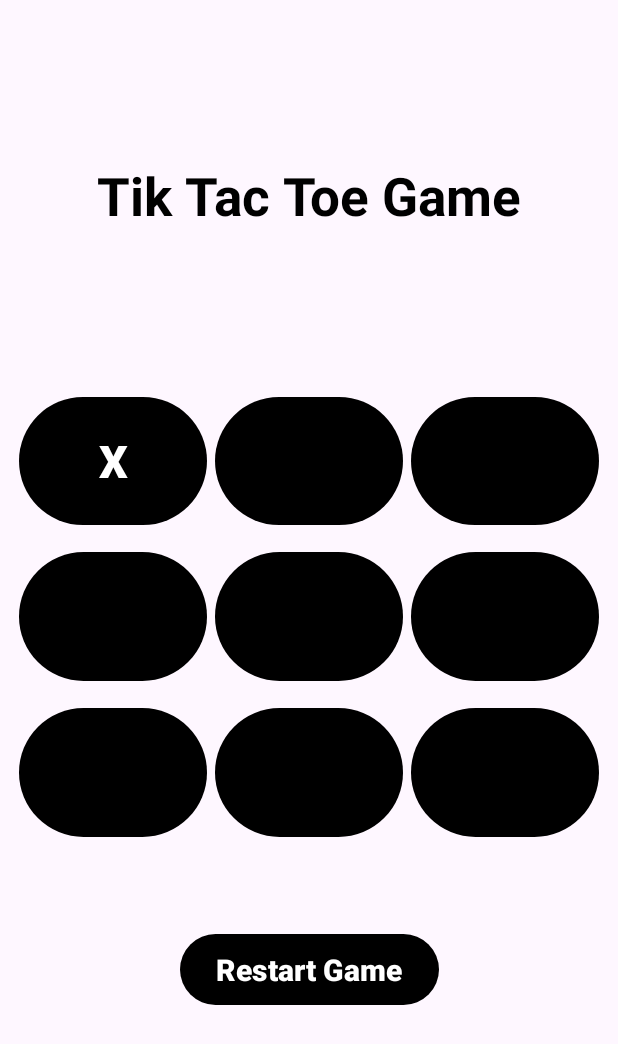
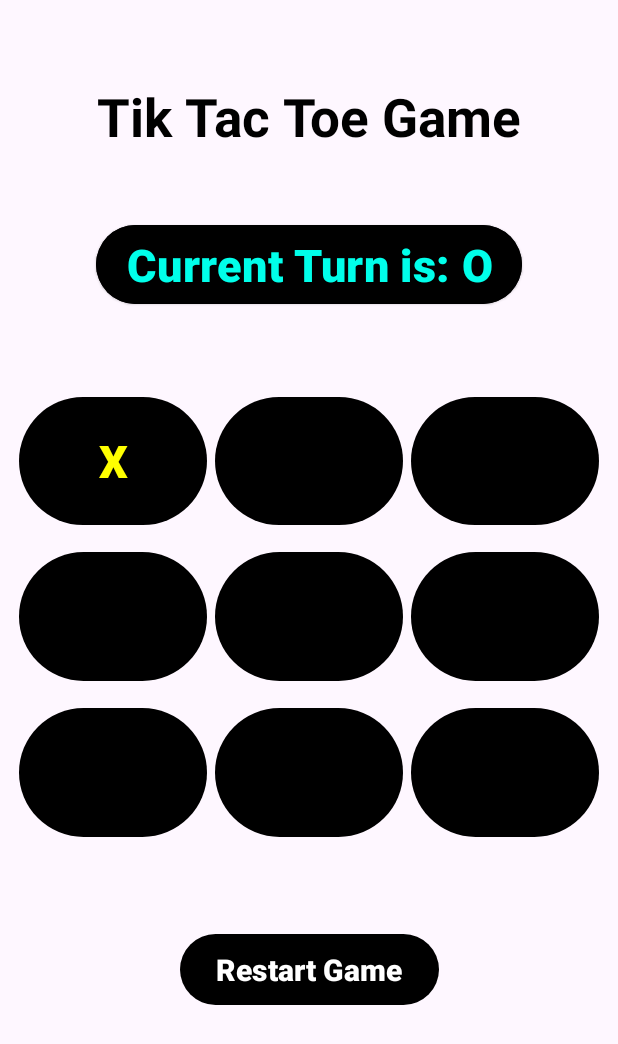
Before and after one commit to JubayerAhamadTayef/Tik_Tac_Toe_Game_Java, an Android app: the screen it shows after launch (MainActivity), after a tap on an icon or button, on a phone screen of 412 x 824 dp. Shown: the top 1044 px of the screen. Run offline under Robolectric (Android 15) with nearby library versions, the phone set to English and light mode, and no system bars.

Commit message:
Update project as I need!

```diff
--- a/app/src/main/java/com/jubayer_ahamad_tayef/tik_tac_toe_game/MainActivity.java
+++ b/app/src/main/java/com/jubayer_ahamad_tayef/tik_tac_toe_game/MainActivity.java
@@ -10,7 +10,7 @@ import androidx.appcompat.app.AppCompatActivity;
 
 public class MainActivity extends AppCompatActivity {
 
-    Button btn1, btn2, btn3, btn4, btn5, btn6, btn7, btn8, btn9, restartBtn;
+    Button btn1, btn2, btn3, btn4, btn5, btn6, btn7, btn8, btn9, restartBtn, currentTurn;
     String btn1txt, btn2txt, btn3txt, btn4txt, btn5txt, btn6txt, btn7txt, btn8txt, btn9txt;
     TextView result;
     byte count = 0;
@@ -22,6 +22,8 @@ public class MainActivity extends AppCompatActivity {
         setContentView(R.layout.activity_main);
 
         init();
+
+        currentTurn();
 
         restartBtn.setOnClickListener(view -> {
             restartGame();
@@ -45,6 +47,8 @@ public class MainActivity extends AppCompatActivity {
 
         result = findViewById(R.id.result);
 
+        currentTurn = findViewById(R.id.currentTurn);
+
     }
 
     @SuppressLint("SetTextI18n")
@@ -58,10 +62,14 @@ public class MainActivity extends AppCompatActivity {
 
             if (state == 0) {
                 currentBtn.setText(R.string.x);
+                currentBtn.setTextColor(getResources().getColor(R.color.yellow));
                 state = 1;
+                currentTurn();
             } else {
                 currentBtn.setText(R.string.o);
+                currentBtn.setTextColor(getResources().getColor(R.color.blue));
                 state = 0;
+                currentTurn();
             }
 
             if (count > 4) {
@@ -84,6 +92,10 @@ public class MainActivity extends AppCompatActivity {
                     winningColor(btn2);
                     winningColor(btn3);
 
+                    currentTurnColor(R.string.game_over, R.color.red);
+
+                    btnClickable(false);
+
                 } else if (btn4txt.equals(btn5txt) && btn5txt.equals(btn6txt) && !btn4txt.isEmpty()) {
 
                     result.setText(getString(R.string.winner_is) + btn4txt);
@@ -91,6 +103,10 @@ public class MainActivity extends AppCompatActivity {
                     winningColor(btn4);
                     winningColor(btn5);
                     winningColor(btn6);
+
+                    currentTurnColor(R.string.game_over, R.color.red);
+
+                    btnClickable(false);
 
                 } else if (btn7txt.equals(btn8txt) && btn8txt.equals(btn9txt) && !btn7txt.isEmpty()) {
 
@@ -100,6 +116,10 @@ public class MainActivity extends AppCompatActivity {
                     winningColor(btn8);
                     winningColor(btn9);
 
+                    currentTurnColor(R.string.game_over, R.color.red);
+
+                    btnClickable(false);
+
                 } else if (btn1txt.equals(btn4txt) && btn4txt.equals(btn7txt) && !btn1txt.isEmpty()) {
 
                     result.setText(getString(R.string.winner_is) + btn1txt);
@@ -107,6 +127,10 @@ public class MainActivity extends AppCompatActivity {
                     winningColor(btn1);
                     winningColor(btn4);
                     winningColor(btn7);
+
+                    currentTurnColor(R.string.game_over, R.color.red);
+
+                    btnClickable(false);
 
                 } else if (btn2txt.equals(btn5txt) && btn5txt.equals(btn8txt) && !btn2txt.isEmpty()) {
 
@@ -116,6 +140,10 @@ public class MainActivity extends AppCompatActivity {
                     winningColor(btn5);
                     winningColor(btn8);
 
+                    currentTurnColor(R.string.game_over, R.color.red);
+
+                    btnClickable(false);
+
                 } else if (btn3txt.equals(btn6txt) && btn6txt.equals(btn9txt) && !btn3txt.isEmpty()) {
 
                     result.setText(getString(R.string.winner_is) + btn3txt);
@@ -123,6 +151,10 @@ public class MainActivity extends AppCompatActivity {
                     winningColor(btn3);
                     winningColor(btn6);
                     winningColor(btn9);
+
+                    currentTurnColor(R.string.game_over, R.color.red);
+
+                    btnClickable(false);
 
                 } else if (btn1txt.equals(btn5txt) && btn5txt.equals(btn9txt) && !btn1txt.isEmpty()) {
 
@@ -132,6 +164,10 @@ public class MainActivity extends AppCompatActivity {
                     winningColor(btn5);
                     winningColor(btn9);
 
+                    currentTurnColor(R.string.game_over, R.color.red);
+
+                    btnClickable(false);
+
                 } else if (btn3txt.equals(btn5txt) && btn5txt.equals(btn7txt) && !btn3txt.isEmpty()) {
 
                     result.setText(getString(R.string.winner_is) + btn3txt);
@@ -140,9 +176,15 @@ public class MainActivity extends AppCompatActivity {
                     winningColor(btn5);
                     winningColor(btn7);
 
+                    currentTurnColor(R.string.game_over, R.color.red);
+
+                    btnClickable(false);
+
                 } else if (!btn1txt.isEmpty() && !btn2txt.isEmpty() && !btn3txt.isEmpty() && !btn4txt.isEmpty() && !btn5txt.isEmpty() && !btn6txt.isEmpty() && !btn7txt.isEmpty() && !btn8txt.isEmpty() && !btn9txt.isEmpty()) {
 
-                    result.setText(R.string.game_over_match_is_drawn);
+                    result.setText(R.string.match_is_drawn);
+
+                    currentTurnColor(R.string.game_over, R.color.red);
 
                 }
 
@@ -178,6 +220,37 @@ public class MainActivity extends AppCompatActivity {
         state = 0;
 
         count = 0;
+
+        btnClickable(true);
+
+        currentTurn();
+    }
+
+    private void currentTurn() {
+        if (state == 0) {
+            currentTurn.setText(getString(R.string.current_turn_is_x));
+            currentTurn.setTextColor(getResources().getColor(R.color.yellow));
+        } else if (state == 1) {
+            currentTurn.setText(getString(R.string.current_turn_is_o));
+            currentTurn.setTextColor(getResources().getColor(R.color.blue));
+        }
+    }
+
+    private void btnClickable(boolean bool) {
+        btn1.setClickable(bool);
+        btn2.setClickable(bool);
+        btn3.setClickable(bool);
+        btn4.setClickable(bool);
+        btn5.setClickable(bool);
+        btn6.setClickable(bool);
+        btn7.setClickable(bool);
+        btn8.setClickable(bool);
+        btn9.setClickable(bool);
+    }
+
+    private void currentTurnColor(int string, int color) {
+        currentTurn.setText(getString(string));
+        currentTurn.setTextColor(getResources().getColor(color));
     }
 
     private void normalColor(Button btn) {
--- a/app/src/main/res/layout/activity_main.xml
+++ b/app/src/main/res/layout/activity_main.xml
@@ -11,16 +11,43 @@
     android:padding="10dp"
     tools:context=".MainActivity">
 
-    <TextView
+    <androidx.constraintlayout.widget.ConstraintLayout
         android:layout_width="match_parent"
         android:layout_height="0dp"
-        android:layout_weight="1.5"
-        android:gravity="center"
-        android:text="@string/app_name"
-        android:textAlignment="center"
-        android:textColor="@color/black"
-        android:textSize="35sp"
-        android:textStyle="bold" />
+        android:layout_weight="1.5">
+
+        <TextView
+            android:id="@+id/appName"
+            android:layout_width="wrap_content"
+            android:layout_height="wrap_content"
+            android:text="@string/app_name"
+            android:textAlignment="center"
+            android:textColor="@color/black"
+            android:textSize="35sp"
+            android:textStyle="bold"
+            app:layout_constraintBottom_toTopOf="@id/currentTurn"
+            app:layout_constraintEnd_toEndOf="parent"
+            app:layout_constraintStart_toStartOf="parent"
+            app:layout_constraintTop_toTopOf="parent" />
+
+
+        <Button
+            android:id="@+id/currentTurn"
+            style="@style/Widget.Material3.Button.ElevatedButton"
+            android:layout_width="wrap_content"
+            android:layout_height="wrap_content"
+            android:backgroundTint="@color/black"
+            android:gravity="center"
+            android:paddingHorizontal="20dp"
+            android:textAlignment="center"
+            android:textSize="30sp"
+            android:textStyle="bold"
+            app:layout_constraintBottom_toBottomOf="parent"
+            app:layout_constraintEnd_toEndOf="parent"
+            app:layout_constraintStart_toStartOf="parent"
+            app:layout_constraintTop_toBottomOf="@id/appName" />
+
+    </androidx.constraintlayout.widget.ConstraintLayout>
 
     <GridLayout
         android:layout_width="match_parent"
@@ -164,9 +191,7 @@
     <androidx.constraintlayout.widget.ConstraintLayout
         android:layout_width="match_parent"
         android:layout_height="0dp"
-        android:layout_weight="1.5"
-        android:gravity="center"
-        android:orientation="vertical">
+        android:layout_weight="1.5">
 
         <Button
             android:id="@+id/restartBtn"
--- a/app/src/main/res/values/colors.xml
+++ b/app/src/main/res/values/colors.xml
@@ -3,4 +3,7 @@
     <color name="black">#FF000000</color>
     <color name="white">#FFFFFFFF</color>
     <color name="green">#FF00FF00</color>
+    <color name="blue">#FF00FFEA</color>
+    <color name="yellow">#FFFFFF00</color>
+    <color name="red">#FFFF0000</color>
 </resources>
--- a/app/src/main/res/values/strings.xml
+++ b/app/src/main/res/values/strings.xml
@@ -2,7 +2,10 @@
     <string name="app_name">Tik Tac Toe Game</string>
     <string name="restart_game">Restart Game</string>
     <string name="winner_is">"Winner is: "</string>
-    <string name="game_over_match_is_drawn">Game over! Match is Drawn!</string>
+    <string name="match_is_drawn">Match is Drawn!</string>
+    <string name="game_over">Game over!</string>
     <string name="x">X</string>
     <string name="o">O</string>
+    <string name="current_turn_is_x">"Current Turn is: X"</string>
+    <string name="current_turn_is_o">"Current Turn is: O"</string>
 </resources>
```
